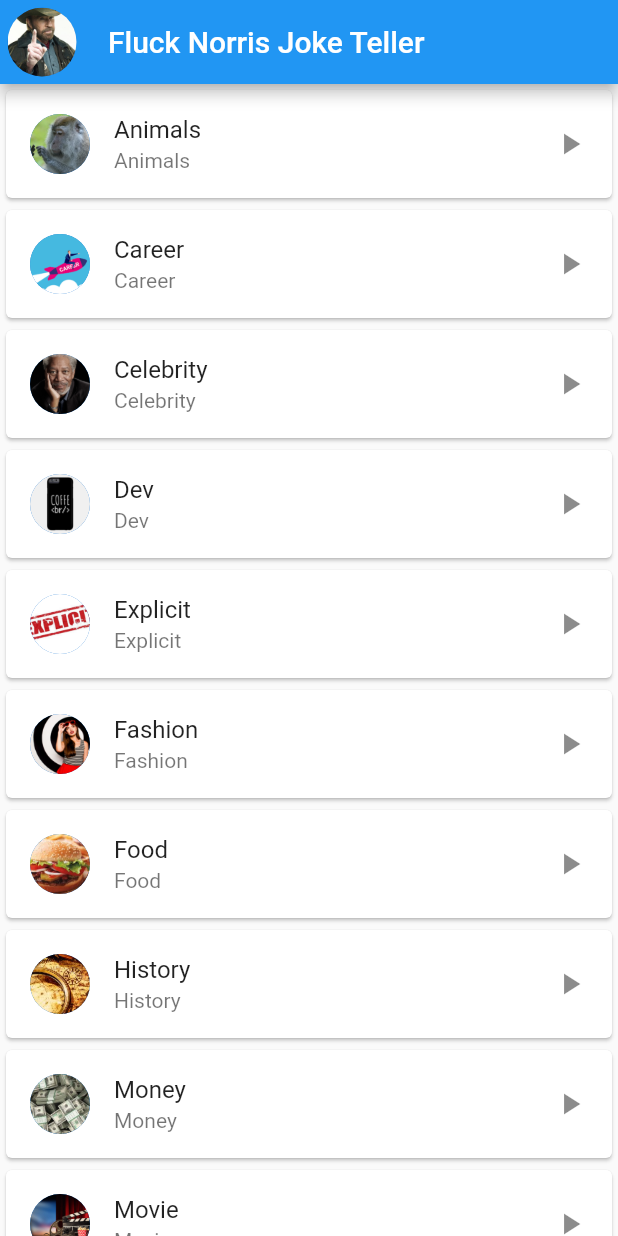
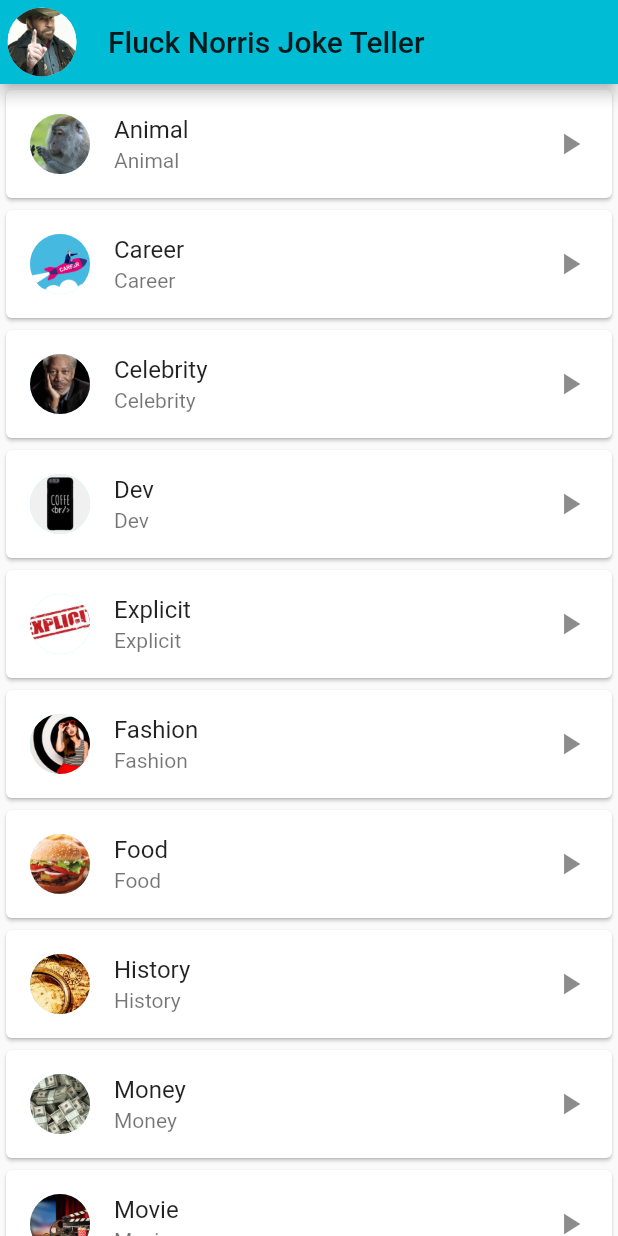
Before and after one commit to rodrigobastosv/flucknorris, a Flutter app: the screen it shows after launch, on a phone screen of 412 x 824 dp. Run offline on Flutter 3.47's test engine with Material 2 defaults, Android fonts, the phone set to English and light mode, and no system bars.

Commit message:
Almost finished

```diff
--- /dev/null
+++ b/lib/home.dart
@@ -0,0 +1,36 @@
+import 'package:flutter/material.dart';
+
+import './joke-flavor-card.dart';
+
+class HomePage extends StatelessWidget {
+  @override
+  Widget build(BuildContext context) {
+    return Scaffold(
+      appBar: AppBar(
+        leading: Container(margin: EdgeInsets.all(5),
+          child: CircleAvatar(
+            backgroundImage: AssetImage('assets/chuck.jpg'),
+          ),),
+        title: Text('Fluck Norris Joke Teller'),
+      ),
+      body: ListView(children: const <Widget>[
+        JokeFlavorCard('Animal', 'animals.webp'),
+        JokeFlavorCard('Career', 'career.png'),
+        JokeFlavorCard('Celebrity', 'celebrity.jpg'),
+        JokeFlavorCard('Dev', 'dev.jpg'),
+        JokeFlavorCard('Explicit', 'explicit.jpg'),
+        JokeFlavorCard('Fashion', 'fashion.jpg'),
+        JokeFlavorCard('Food', 'food.jpg'),
+        JokeFlavorCard('History', 'history.jpg'),
+        JokeFlavorCard('Money', 'money.jpg'),
+        JokeFlavorCard('Movie', 'movie.jpg'),
+        JokeFlavorCard('Music', 'music.png'),
+        JokeFlavorCard('Political', 'political.jpg'),
+        JokeFlavorCard('Religion', 'religion.png'),
+        JokeFlavorCard('Science', 'science.jpg'),
+        JokeFlavorCard('Sport', 'sport.jpg'),
+        JokeFlavorCard('Travel', 'travel.jpg'),
+      ]),
+    );
+  }
+}
--- a/lib/joke-flavor-card.dart
+++ b/lib/joke-flavor-card.dart
@@ -1,25 +1,26 @@
+import 'package:flucknorris/joke.dart';
 import 'package:flutter/material.dart';
 
 class JokeFlavorCard extends StatelessWidget {
-  final String _flavor;
-  final String _imagePath;
+  final String jokeFlavor, imagePath;
 
-  const JokeFlavorCard(this._flavor, this._imagePath);
+  const JokeFlavorCard(this.jokeFlavor, this.imagePath);
 
   @override
   Widget build(BuildContext context) {
-    print(_flavor);
-    print(_imagePath);
     return Card(
         child: ListTile(
-          onTap: () {
-            print('teste');
-          },
+      onTap: () {
+        Navigator.push(
+          context,
+          MaterialPageRoute(builder: (context) => JokePage(jokeFlavor)),
+        );
+      },
       leading: CircleAvatar(
-        backgroundImage: AssetImage('assets/$_imagePath'),
+        backgroundImage: AssetImage('assets/$imagePath'),
       ),
-      title: Text(_flavor),
-      subtitle: Text(_flavor),
+      title: Text(jokeFlavor),
+      subtitle: Text(jokeFlavor),
       trailing: Icon(Icons.play_arrow),
     ));
   }
--- a/lib/main.dart
+++ b/lib/main.dart
@@ -1,6 +1,6 @@
 import 'package:flutter/material.dart';
 
-import './joke-flavor-card.dart';
+import './home.dart';
 
 void main() => runApp(MyApp());
 
@@ -9,42 +9,9 @@ class MyApp extends StatelessWidget {
   Widget build(BuildContext context) {
     return MaterialApp(
       theme: ThemeData(
-        primarySwatch: Colors.blue,
+        primarySwatch: Colors.cyan,
       ),
-      home: MyHomePage(),
+      home: HomePage(),
     );
   }
 }
-
-class MyHomePage extends StatelessWidget {
-  @override
-  Widget build(BuildContext context) {
-    return Scaffold(
-      appBar: AppBar(
-          leading: Container(margin: EdgeInsets.all(5),
-            child: CircleAvatar(
-            backgroundImage: AssetImage('assets/chuck.jpg'),
-          ),),
-          title: Text('Fluck Norris Joke Teller'),
-    ),
-    body: ListView(children: const <Widget>[
-    JokeFlavorCard('Animals', 'animals.webp'),
-    JokeFlavorCard('Career', 'career.png'),
-    JokeFlavorCard('Celebrity', 'celebrity.jpg'),
-    JokeFlavorCard('Dev', 'dev.jpg'),
-    JokeFlavorCard('Explicit', 'explicit.jpg'),
-    JokeFlavorCard('Fashion', 'fashion.jpg'),
-    JokeFlavorCard('Food', 'food.jpg'),
-    JokeFlavorCard('History', 'history.jpg'),
-    JokeFlavorCard('Money', 'money.jpg'),
-    JokeFlavorCard('Movie', 'movie.jpg'),
-    JokeFlavorCard('Music', 'music.png'),
-    JokeFlavorCard('Political', 'political.jpg'),
-    JokeFlavorCard('Religion', 'religion.png'),
-    JokeFlavorCard('Science', 'science.jpg'),
-    JokeFlavorCard('Sport', 'sport.jpg'),
-    JokeFlavorCard('Travel', 'travel.jpg'),
-    ]),
-    );
-  }
-}
--- a/pubspec.yaml
+++ b/pubspec.yaml
@@ -17,6 +17,7 @@ environment:
   sdk: ">=2.1.0 <3.0.0"
 
 dependencies:
+  http: ^0.12.0+2
   flutter:
     sdk: flutter
 
```
Also changed, not shown: lib/joke.dart (added, +116 -0 lines), lib/utils/navigation.dart (added), pubspec.lock.
